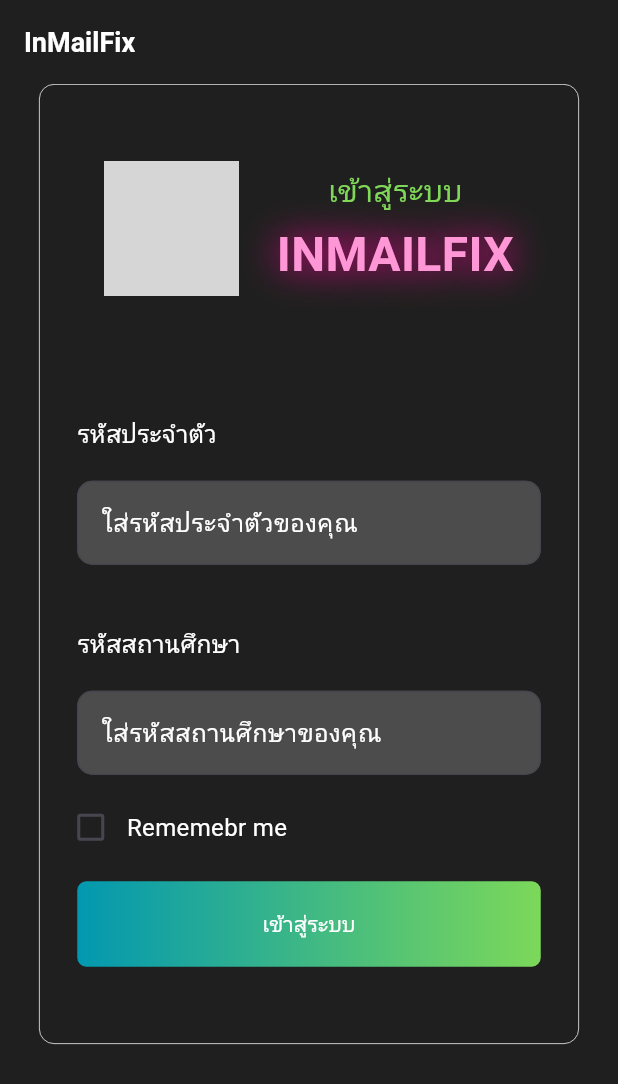
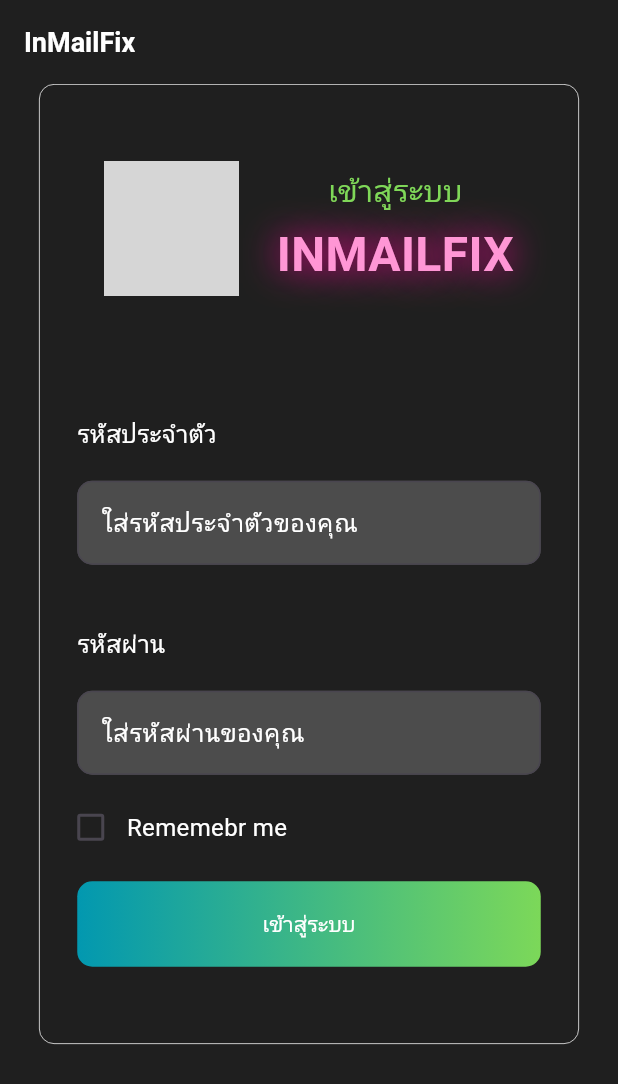
Before and after one commit to Piyabordee/InFixMail, a Flutter app: the screen it shows after launch, on a phone screen of 412 x 824 dp. Shown: the top 1084 px of the screen. Run offline on Flutter 3.47's test engine with Material 3 defaults, Android fonts, the phone set to English and light mode, and no system bars; our stand-ins replace google_fonts; network calls fail; Roboto replaces fonts that are missing (Kanit, Poppins); key blocks and very long unbroken strings in the code were emptied for the run; grey boxes are pictures that could not be loaded.

Commit message:
adding files

```diff
--- a/lib/main.dart
+++ b/lib/main.dart
@@ -1,52 +1,6 @@
-import 'package:fixmail/src/home.dart';
+import 'package:fixmail/src/login.dart';
 import 'package:flutter/material.dart';
 
 void main() {
   runApp(const MyApp());
 }
-
-class MyApp extends StatelessWidget {
-  const MyApp({super.key});
-
-  @override
-  Widget build(BuildContext context) {
-    return MaterialApp(
-        home: Scaffold(
-      appBar: AppBar(
-        title: const Text(
-          "InMailFix",
-          style: TextStyle(
-            color: Colors.white,
-            fontSize: 18,
-            fontFamily: 'Poppins',
-            fontWeight: FontWeight.bold,
-          ),
-        ),
-        backgroundColor: const Color.fromARGB(255, 31, 31, 31),
-      ),
-      body: Container(
-        width: double.infinity,
-        color: const Color.fromARGB(255, 31, 31, 31),
-        child: Column(children: [
-          Container(
-              width: 360,
-              height: 640,
-              decoration: ShapeDecoration(
-                color: const Color(0xFF1F1F1F),
-                shape: RoundedRectangleBorder(
-                  side: const BorderSide(width: 0.50, color: Colors.white),
-                  borderRadius: BorderRadius.circular(10),
-                ),
-              ),
-              child: const Column(
-                mainAxisAlignment: MainAxisAlignment.center, // จัดตำแหน่ง
-                children: [
-                  Top(),
-                  Login(),
-                ],
-              )),
-        ]),
-      ),
-    ));
-  }
-}
--- a/lib/src/home.dart
+++ b/lib/src/login.dart
@@ -1,13 +1,58 @@
+import 'package:fixmail/src/Information.dart';
 import 'package:flutter/material.dart';
 import 'package:google_fonts/google_fonts.dart';
+
+class MyApp extends StatelessWidget {
+  const MyApp({super.key});
+
+  @override
+  Widget build(BuildContext context) {
+    return MaterialApp(
+        home: Scaffold(
+            appBar: AppBar(
+              title: const Text(
+                "InMailFix",
+                style: TextStyle(
+                  color: Colors.white,
+                  fontSize: 18,
+                  fontFamily: 'Poppins',
+                  fontWeight: FontWeight.bold,
+                ),
+              ),
+              backgroundColor: const Color.fromARGB(255, 31, 31, 31),
+            ),
+            body: Container(
+                width: double.infinity,
+                color: const Color.fromARGB(255, 31, 31, 31),
+                child: Column(children: [
+                  Container(
+                      width: 360,
+                      height: 640,
+                      decoration: ShapeDecoration(
+                        color: const Color(0xFF1F1F1F),
+                        shape: RoundedRectangleBorder(
+                          side: const BorderSide(
+                              width: 0.50, color: Colors.white),
+                          borderRadius: BorderRadius.circular(10),
+                        ),
+                      ),
+                      child: const Column(
+                          mainAxisAlignment:
+                              MainAxisAlignment.center, // จัดตำแหน่ง
+                          children: [
+                            Top(),
+                            Login(),
+                          ]))
+                ]))));
+  }
+}
 
 class Top extends StatelessWidget {
   const Top({super.key});
 
   @override
   Widget build(BuildContext context) {
-    return Stack(
-      children: <Widget>[
+    return Stack(children: <Widget>[
       Row(
           mainAxisSize: MainAxisSize.min, // ทำให้ Row ใช้แค่พื้นที่ที่จำเป็น
           children: [
@@ -40,8 +85,7 @@ class Top extends StatelessWidget {
                     ),
                   ),
                   const SizedBox(height: 5),
-                Text(
-                  'INMAILFIX',
+                  Text('INMAILFIX',
                       style: GoogleFonts.kanit(
                           color: const Color(0xFFFF96D5),
                           fontSize: 32,
@@ -50,16 +94,11 @@ class Top extends StatelessWidget {
                             const Shadow(
                               color: Color.fromARGB(255, 255, 2, 154),
                               blurRadius: 30,
-                      ),
-                    ],
-                  ),
-                ),
-              ],
-            ),
-          ],
                             )
-      ],
-    );
+                          ]))
+                ])
+          ])
+    ]);
   }
 }
 
@@ -69,6 +108,7 @@ class Login extends StatefulWidget {
   @override
   State<Login> createState() => _LoginState();
 }
+
 
 class _LoginState extends State<Login> {
   bool isChecked = false; // ตัวแปรของ checkbox
@@ -112,7 +152,7 @@ class _LoginState extends State<Login> {
             children: [
               Padding(
                 padding: const EdgeInsets.fromLTRB(25, 220, 0, 10),
-                child: Text("รหัสสถานศึกษา",
+                child: Text("รหัสผ่าน",
                     style: GoogleFonts.kanit(
                       color: Colors.white,
                       fontSize: 16,
@@ -124,8 +164,10 @@ class _LoginState extends State<Login> {
               padding: const EdgeInsets.fromLTRB(25, 10, 25, 10),
               child: TextFormField(
                   style: const TextStyle(color: Colors.white),
+                  obscureText: true,
                   decoration: InputDecoration(
-                      hintText: "ใส่รหัสสถานศึกษาของคุณ",
+
+                      hintText: "ใส่รหัสผ่านของคุณ",
                       hintStyle: GoogleFonts.kanit(
                         color: Colors.white,
                         fontSize: 16,
@@ -166,20 +208,25 @@ class _LoginState extends State<Login> {
                   height: 57.0,
                   width: 309,
                   decoration: BoxDecoration(
-              borderRadius: BorderRadius.circular(6),
-                gradient: const LinearGradient(
-                    colors: [Color.fromARGB(255, 2, 152, 176), Color.fromARGB(255, 124, 216, 89)])),
+                      borderRadius: BorderRadius.circular(10),
+                      gradient: const LinearGradient(colors: [
+                        Color.fromARGB(255, 2, 152, 176),
+                        Color.fromARGB(255, 124, 216, 89)
+                      ])),
                   child: ElevatedButton(
-              onPressed: () {},
+                      onPressed: () {
+                        Navigator.push(context,
+                            MaterialPageRoute(builder: (context) {
+                          return const Information();
+                        }));
+                      },
                       style: ElevatedButton.styleFrom(
                           backgroundColor: Colors.transparent,
                           shadowColor: Colors.transparent),
-              child: Text("เข้าสู่ระบบ",style: GoogleFonts.kanit(color: Colors.white),),
-            ),
-          ),
-        ),
-      ),
-            ],
-          );
+                      child: Text(
+                        "เข้าสู่ระบบ",
+                        style: GoogleFonts.kanit(color: Colors.white),
+                      )))))
+    ]);
   }
 }
--- a/pubspec.yaml
+++ b/pubspec.yaml
@@ -36,6 +36,7 @@ dependencies:
   # The following adds the Cupertino Icons font to your application.
   # Use with the CupertinoIcons class for iOS style icons.
   cupertino_icons: ^1.0.8
+  gradient_widgets: ^0.6.0
 
 dev_dependencies:
   flutter_test:
```
Also changed, not shown: lib/src/Information.dart (added, +170 -0 lines), pubspec.lock, 1 other file. Lines whose indentation alone changed are shown as unchanged.
